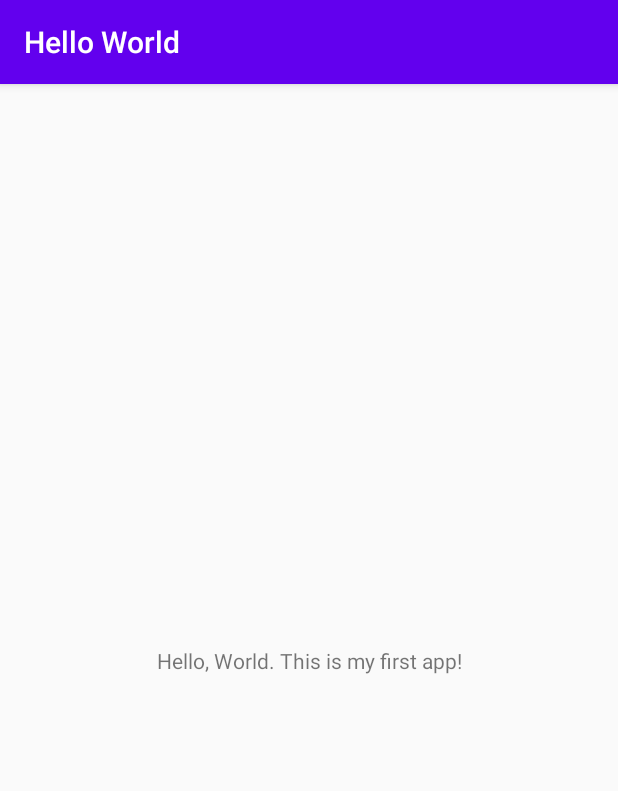
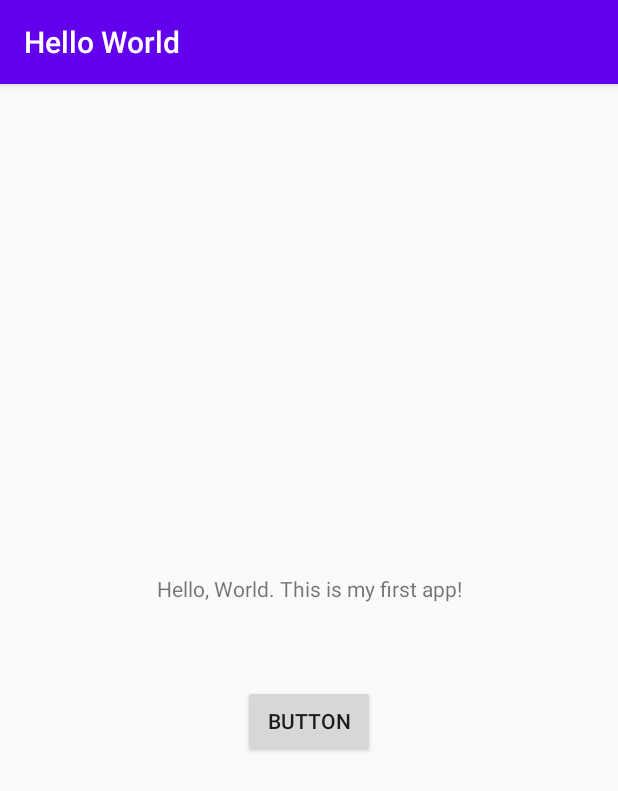
Before and after one commit to ChenxuanSun/Assignment1New, an Android app: the screen it shows after launch (MainActivity), on a phone screen of 412 x 824 dp. Shown: the top 791 px of the screen. Run offline under Robolectric (Android 15) with nearby library versions, the phone set to English and light mode, and no system bars.

Commit message:
I put a button in my xml file and named:"MyfirstButton", in my MainActivity.java file, I use findViewById to find my button.and then I write a "setOnclickListener" from the button, And inside this I "new a View.OnclickListener". After that I have to override onClick method. I use findViewById to find My own Textview, and I use setText method to change the text, When I click the button, the TextView will change.

```diff
--- a/app/src/main/java/edu/temple/helloworld/MainActivity.java
+++ b/app/src/main/java/edu/temple/helloworld/MainActivity.java
@@ -3,12 +3,29 @@ package edu.temple.helloworld;
 import androidx.appcompat.app.AppCompatActivity;
 
 import android.os.Bundle;
+import android.view.View;
+import android.widget.Button;
+import android.widget.TextView;
+import android.widget.Toast;
 
 public class MainActivity extends AppCompatActivity {
+    Button button;
 
     @Override
     protected void onCreate(Bundle savedInstanceState) {
         super.onCreate(savedInstanceState);
         setContentView(R.layout.activity_main);
+
+        button = findViewById(R.id.MyfirstButton);
+
+
+        button.setOnClickListener(new View.OnClickListener() {
+            @Override
+            public void onClick(View view) {
+
+               TextView view1 = (TextView) findViewById(R.id.textView);
+               view1.setText("You have clicked the button");
+            }
+        });
     }
 }
--- a/app/src/main/res/layout/activity_main.xml
+++ b/app/src/main/res/layout/activity_main.xml
@@ -7,12 +7,28 @@
     tools:context=".MainActivity">
 
     <TextView
+        android:id="@+id/textView"
         android:layout_width="wrap_content"
         android:layout_height="wrap_content"
         android:text="@string/my_greeting"
         app:layout_constraintBottom_toBottomOf="parent"
         app:layout_constraintLeft_toLeftOf="parent"
         app:layout_constraintRight_toRightOf="parent"
-        app:layout_constraintTop_toTopOf="parent" />
+        app:layout_constraintTop_toTopOf="parent"
+        app:layout_constraintVertical_bias="0.436" />
+
+    <Button
+        android:id="@+id/MyfirstButton"
+        android:layout_width="wrap_content"
+        android:layout_height="wrap_content"
+        android:layout_marginStart="161dp"
+        android:layout_marginTop="21dp"
+        android:layout_marginEnd="161dp"
+        android:layout_marginBottom="286dp"
+        android:text="Button"
+        app:layout_constraintBottom_toBottomOf="parent"
+        app:layout_constraintEnd_toEndOf="parent"
+        app:layout_constraintStart_toStartOf="parent"
+        app:layout_constraintTop_toBottomOf="@+id/textView" />
 
 </androidx.constraintlayout.widget.ConstraintLayout>
```
